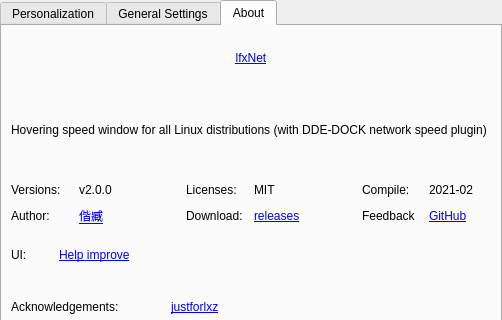
The window that WinSetting.ui (XMuli/NetSpeed) describes before a commit, drawn with Qt 5; both pictures show x 0 to 502 and y 0 to 320 of the 502 by 547 pixel window.
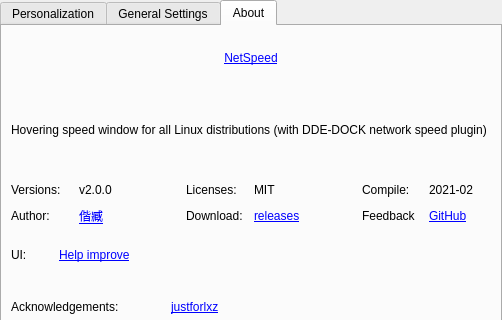
The same window after the commit. The open tabs and pages were chosen to show the change.

Commit message:
feat: Rename the project lfxNet to NetSpeed.
Also renamed liblfxMonitorNet.so to libNetPlugins.so; fixed some other bugs, removed some functions, modified a bit more, and forgot some

Diff of the .ui file:
```diff
--- a/WinSetting.ui
+++ b/WinSetting.ui
@@ -774,7 +774,7 @@
        <item>
         <widget class="QLabel" name="label_7">
          <property name="text">
-          <string>&lt;a href=&quot;https://github.com/xmuli/lfxNet&quot;&gt;lfxNet</string>
+          <string>&lt;a href=&quot;https://github.com/xmuli/NetSpeed&quot;&gt;NetSpeed</string>
          </property>
          <property name="alignment">
           <set>Qt::AlignCenter</set>
```
Left out of the diff: 8 changed lines with no effect on the pictures. The commit also changes 27 other files.
